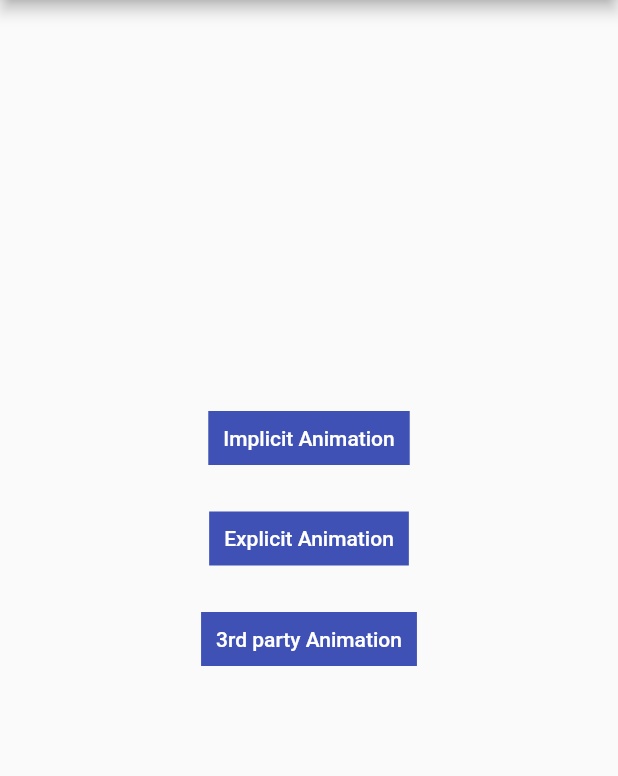
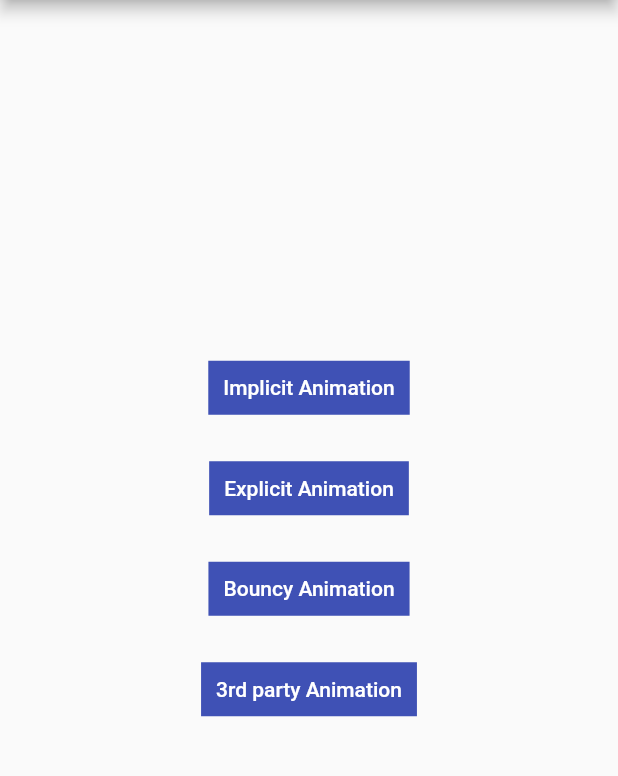
Before and after one commit to AR553/flutter_animations_app, a Flutter app: the screen it shows after launch, on a phone screen of 412 x 824 dp, the part 84-860 px from its top. Run offline on Flutter 3.47's test engine with Material 2 defaults, Android fonts, the phone set to English and light mode, and no system bars; our stand-ins replace lottie, sensors_plus.

Commit message:
add bouncing ball animation

```diff
--- a/lib/views/home.dart
+++ b/lib/views/home.dart
@@ -1,3 +1,4 @@
+import 'package:animations_app/views/ball_animation.dart';
 import 'package:flutter/material.dart';
 
 import 'explicit_animation.dart';
@@ -45,6 +46,20 @@ class HomePage extends StatelessWidget {
               onPressed: () => Navigator.push(
                   context,
                   MaterialPageRoute(
+                    builder: (context) => BallAnimationPage(),
+                  )),
+              child: Container(
+                  color: Colors.indigo,
+                  padding: EdgeInsets.all(10.0),
+                  child: Text(
+                    'Bouncy Animation',
+                    style: TextStyle(color: Colors.white),
+                  ))),
+          SizedBox(height: 15),
+          TextButton(
+              onPressed: () => Navigator.push(
+                  context,
+                  MaterialPageRoute(
                     builder: (context) => LottieAnimationPage(),
                   )),
               child: Container(
```
Also changed, not shown: lib/views/ball_animation.dart (added, +76 -0 lines).
